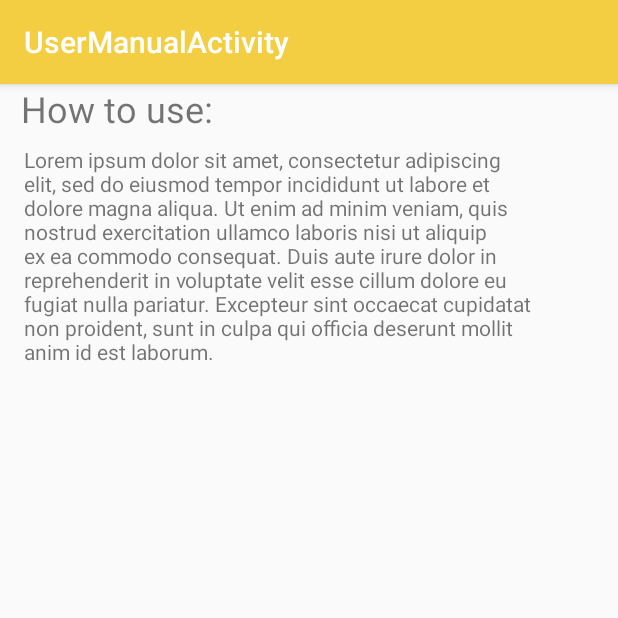
After one commit to comkio/SmartPills, an Android app: the UserManualActivity screen opened directly, with no data from a screen before it, on a phone screen of 412 x 824 dp, the top half of it. The commit adds this screen. Run offline under Robolectric (Android 15) with nearby library versions, the phone set to English and light mode, and no system bars.

Commit message:
UserManual added

```diff
--- a/app/build.gradle
+++ b/app/build.gradle
@@ -4,7 +4,7 @@ android {
     compileSdkVersion 27
     defaultConfig {
         applicationId "upf.edu.smartpills"
-        minSdkVersion 15
+        minSdkVersion 21
         targetSdkVersion 27
         versionCode 1
         versionName "1.0"
--- /dev/null
+++ b/app/src/main/java/upf/edu/smartpills/UserManualActivity.java
@@ -0,0 +1,32 @@
+package upf.edu.smartpills;
+
+import android.content.Intent;
+import android.os.Bundle;
+import android.support.design.widget.FloatingActionButton;
+import android.support.design.widget.Snackbar;
+import android.support.v4.app.NavUtils;
+import android.support.v7.app.AppCompatActivity;
+import android.support.v7.widget.Toolbar;
+import android.view.MenuItem;
+import android.view.View;
+
+public class UserManualActivity extends AppCompatActivity {
+
+    @Override
+    protected void onCreate(Bundle savedInstanceState) {
+        super.onCreate(savedInstanceState);
+        setContentView(R.layout.activity_user_manual);
+        Toolbar toolbar = (Toolbar) findViewById(R.id.toolbar);
+        setSupportActionBar(toolbar);
+    }
+
+    @Override
+    public void onBackPressed() {
+        Intent profile = new Intent(UserManualActivity.this, CalendarActivity.class);
+        startActivity(profile);
+        //Transition Animation
+        overridePendingTransition(R.anim.zoom_back_in, R.anim.zoom_back_out);
+        finish();
+    }
+
+}
--- /dev/null
+++ b/app/src/main/res/layout/activity_user_manual.xml
@@ -0,0 +1,25 @@
+<?xml version="1.0" encoding="utf-8"?>
+<android.support.design.widget.CoordinatorLayout xmlns:android="http://schemas.android.com/apk/res/android"
+    xmlns:app="http://schemas.android.com/apk/res-auto"
+    xmlns:tools="http://schemas.android.com/tools"
+    android:layout_width="match_parent"
+    android:layout_height="match_parent"
+    tools:context=".UserManualActivity">
+
+    <android.support.design.widget.AppBarLayout
+        android:layout_width="match_parent"
+        android:layout_height="wrap_content"
+        android:theme="@style/AppTheme.AppBarOverlay">
+
+        <android.support.v7.widget.Toolbar
+            android:id="@+id/toolbar"
+            android:layout_width="match_parent"
+            android:layout_height="?attr/actionBarSize"
+            android:background="?attr/colorPrimary"
+            app:popupTheme="@style/AppTheme.PopupOverlay" />
+
+    </android.support.design.widget.AppBarLayout>
+
+    <include layout="@layout/content_user_manual" />
+
+</android.support.design.widget.CoordinatorLayout>
--- /dev/null
+++ b/app/src/main/res/layout/content_user_manual.xml
@@ -0,0 +1,30 @@
+<?xml version="1.0" encoding="utf-8"?>
+<android.support.constraint.ConstraintLayout xmlns:android="http://schemas.android.com/apk/res/android"
+    xmlns:app="http://schemas.android.com/apk/res-auto"
+    xmlns:tools="http://schemas.android.com/tools"
+    android:layout_width="match_parent"
+    android:layout_height="match_parent"
+    app:layout_behavior="@string/appbar_scrolling_view_behavior"
+    tools:context=".UserManualActivity"
+    tools:showIn="@layout/activity_user_manual">
+
+    <TextView
+        android:id="@+id/textView10"
+        android:layout_width="384dp"
+        android:layout_height="0dp"
+        android:text="How to use:"
+        android:textSize="24sp"
+        app:layout_constraintEnd_toEndOf="parent"
+        app:layout_constraintStart_toStartOf="parent"
+        app:layout_constraintTop_toTopOf="parent" />
+
+    <TextView
+        android:layout_width="350dp"
+        android:layout_height="wrap_content"
+        android:layout_marginStart="16dp"
+        android:layout_marginTop="8dp"
+        android:text="Lorem ipsum dolor sit amet, consectetur adipiscing elit, sed do eiusmod tempor incididunt ut labore et dolore magna aliqua. Ut enim ad minim veniam, quis nostrud exercitation ullamco laboris nisi ut aliquip ex ea commodo consequat. Duis aute irure dolor in reprehenderit in voluptate velit esse cillum dolore eu fugiat nulla pariatur. Excepteur sint occaecat cupidatat non proident, sunt in culpa qui officia deserunt mollit anim id est laborum."
+        android:textAlignment="viewStart"
+        app:layout_constraintStart_toStartOf="parent"
+        app:layout_constraintTop_toBottomOf="@+id/textView10" />
+</android.support.constraint.ConstraintLayout>
--- a/app/src/main/res/values/strings.xml
+++ b/app/src/main/res/values/strings.xml
@@ -6,4 +6,5 @@
 
     <!-- TODO: Remove or change this placeholder text -->
     <string name="hello_blank_fragment">Hello blank fragment</string>
+    <string name="title_activity_user_manual">UserManualActivity</string>
 </resources>
--- a/app/src/main/res/values/styles.xml
+++ b/app/src/main/res/values/styles.xml
@@ -16,6 +16,7 @@
     <style name="DialogTheme" parent="Theme.AppCompat.Light.Dialog">
         <item name="colorAccent">#f4ce42</item>
     </style>
+
     <style name="CalendarWeekDatText" parent="TextAppearance.AppCompat.Button">
         <item name="android:textStyle">bold</item>
     </style>
```
Also changed, not shown: app/src/main/AndroidManifest.xml (+17 -6 lines), app/src/main/java/upf/edu/smartpills/CalendarActivity.java (+6 -19 lines).
